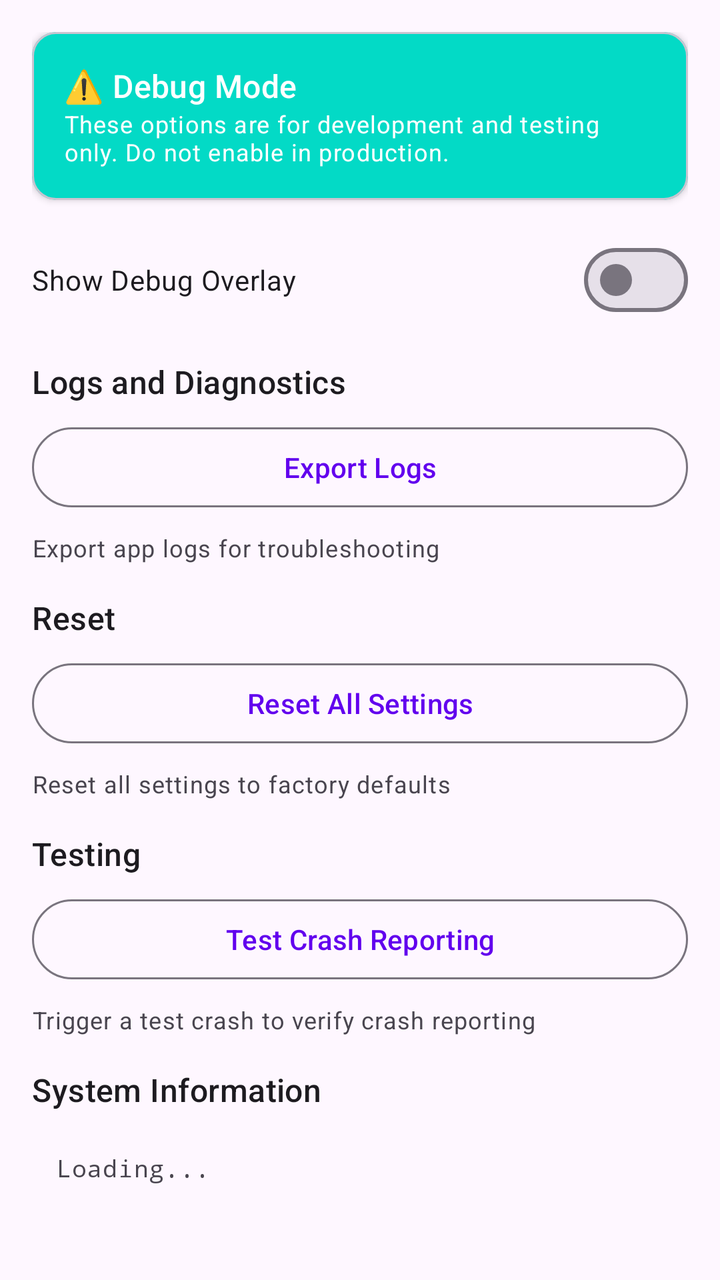
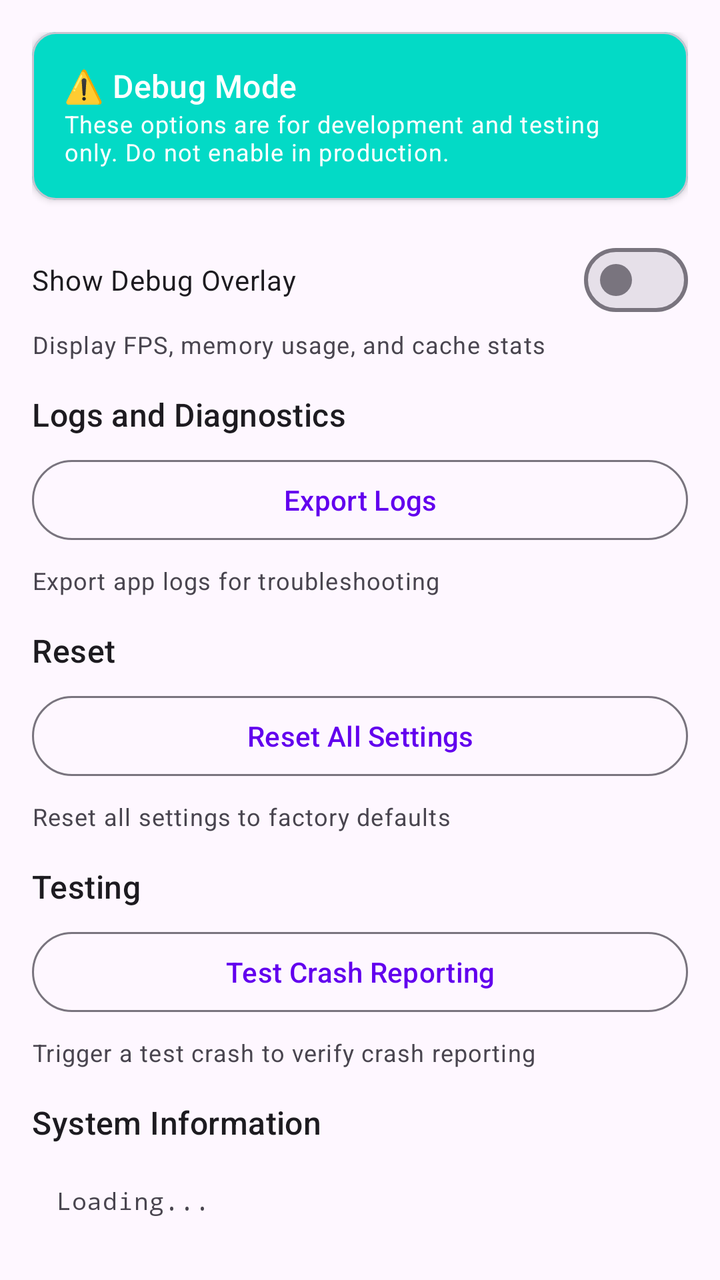

An Android layout rendered at two revisions. The XML below is the earlier revision; the diff shows what the commit changed to produce the second picture.
<!-- AndroidManifest.xml: activity theme Theme.AndroidScreensaver.Settings -->
<!-- res/layout/activity_debug_settings.xml -->
<?xml version="1.0" encoding="utf-8"?>
<androidx.core.widget.NestedScrollView xmlns:android="http://schemas.android.com/apk/res/android"
    xmlns:app="http://schemas.android.com/apk/res-auto"
    android:layout_width="match_parent"
    android:layout_height="match_parent"
    android:fitsSystemWindows="true">

    <LinearLayout
        android:layout_width="match_parent"
        android:layout_height="wrap_content"
        android:orientation="vertical"
        android:padding="16dp">

        
        <com.google.android.material.card.MaterialCardView
            android:layout_width="match_parent"
            android:layout_height="wrap_content"
            android:layout_marginBottom="16dp"
            app:cardElevation="2dp"
            app:cardBackgroundColor="@color/secondary">

            <LinearLayout
                android:layout_width="match_parent"
                android:layout_height="wrap_content"
                android:orientation="vertical"
                android:padding="16dp">

                <TextView
                    android:layout_width="wrap_content"
                    android:layout_height="wrap_content"
                    android:text="⚠️ Debug Mode"
                    android:textAppearance="?attr/textAppearanceTitleMedium"
                    android:textColor="@color/on_primary" />

                <TextView
                    android:layout_width="wrap_content"
                    android:layout_height="wrap_content"
                    android:text="These options are for development and testing only. Do not enable in production."
                    android:textAppearance="?attr/textAppearanceBodySmall"
                    android:textColor="@color/on_primary" />

            </LinearLayout>

        </com.google.android.material.card.MaterialCardView>

        
        <com.google.android.material.materialswitch.MaterialSwitch
            android:id="@+id/switch_debug_overlay"
            android:layout_width="match_parent"
            android:layout_height="wrap_content"
            android:text="Show Debug Overlay"
            app:summary="Display FPS, memory usage, and cache stats"
            android:layout_marginBottom="16dp" />

        
        <TextView
            android:layout_width="wrap_content"
            android:layout_height="wrap_content"
            android:text="Logs and Diagnostics"
            android:textAppearance="?attr/textAppearanceTitleMedium"
            android:layout_marginBottom="8dp" />

        <com.google.android.material.button.MaterialButton
            android:id="@+id/btn_export_logs"
            android:layout_width="match_parent"
            android:layout_height="wrap_content"
            android:text="Export Logs"
            android:layout_marginBottom="8dp"
            style="@style/Widget.Material3.Button.OutlinedButton" />

        <TextView
            android:layout_width="wrap_content"
            android:layout_height="wrap_content"
            android:text="Export app logs for troubleshooting"
            android:textAppearance="?attr/textAppearanceBodySmall"
            android:textColor="?android:attr/textColorSecondary"
            android:layout_marginBottom="16dp" />

        
        <TextView
            android:layout_width="wrap_content"
            android:layout_height="wrap_content"
            android:text="Reset"
            android:textAppearance="?attr/textAppearanceTitleMedium"
            android:layout_marginBottom="8dp" />

        <com.google.android.material.button.MaterialButton
            android:id="@+id/btn_reset_settings"
            android:layout_width="match_parent"
            android:layout_height="wrap_content"
            android:text="Reset All Settings"
            android:layout_marginBottom="8dp"
            style="@style/Widget.Material3.Button.OutlinedButton" />

        <TextView
            android:layout_width="wrap_content"
            android:layout_height="wrap_content"
            android:text="Reset all settings to factory defaults"
            android:textAppearance="?attr/textAppearanceBodySmall"
            android:textColor="?android:attr/textColorSecondary"
            android:layout_marginBottom="16dp" />

        
        <TextView
            android:layout_width="wrap_content"
            android:layout_height="wrap_content"
            android:text="Testing"
            android:textAppearance="?attr/textAppearanceTitleMedium"
            android:layout_marginBottom="8dp" />

        <com.google.android.material.button.MaterialButton
            android:id="@+id/btn_test_crash"
            android:layout_width="match_parent"
            android:layout_height="wrap_content"
            android:text="Test Crash Reporting"
            android:layout_marginBottom="8dp"
            style="@style/Widget.Material3.Button.OutlinedButton" />

        <TextView
            android:layout_width="wrap_content"
            android:layout_height="wrap_content"
            android:text="Trigger a test crash to verify crash reporting"
            android:textAppearance="?attr/textAppearanceBodySmall"
            android:textColor="?android:attr/textColorSecondary"
            android:layout_marginBottom="16dp" />

        
        <TextView
            android:layout_width="wrap_content"
            android:layout_height="wrap_content"
            android:text="System Information"
            android:textAppearance="?attr/textAppearanceTitleMedium"
            android:layout_marginBottom="8dp" />

        <LinearLayout
            android:layout_width="match_parent"
            android:layout_height="wrap_content"
            android:orientation="vertical"
            android:padding="12dp">

            <TextView
                android:id="@+id/tv_system_info"
                android:layout_width="wrap_content"
                android:layout_height="wrap_content"
                android:text="Loading..."
                android:textAppearance="?attr/textAppearanceBodySmall"
                android:fontFamily="monospace" />

        </LinearLayout>

    </LinearLayout>

</androidx.core.widget.NestedScrollView>
<!-- resources referenced by this layout -->
<resources>
  <color name="on_primary">#FFFFFF</color>
  <color name="secondary">#03DAC6</color>
  <style name="Theme.AndroidScreensaver.Settings" parent="Theme.Material3.Light">
          <item name="colorPrimary">@color/primary</item>
          <item name="colorPrimaryVariant">@color/primary_dark</item>
          <item name="android:statusBarColor">@color/primary_dark</item>
      </style>
  <color name="primary">#6200EE</color>
  <color name="primary_dark">#3700B3</color>
</resources>

<!-- the commit's change to res/layout/activity_debug_settings.xml (unified diff, before → after) -->
@@ -48,8 +48,14 @@
             android:id="@+id/switch_debug_overlay"
             android:layout_width="match_parent"
             android:layout_height="wrap_content"
-            android:text="Show Debug Overlay"
-            app:summary="Display FPS, memory usage, and cache stats"
+            android:text="Show Debug Overlay" />
+
+        <TextView
+            android:layout_width="wrap_content"
+            android:layout_height="wrap_content"
+            android:text="Display FPS, memory usage, and cache stats"
+            android:textAppearance="?attr/textAppearanceBodySmall"
+            android:textColor="?android:attr/textColorSecondary"
             android:layout_marginBottom="16dp" />
 
         
@@ -65,6 +71,7 @@
             android:layout_width="match_parent"
             android:layout_height="wrap_content"
             android:text="Export Logs"
+            android:filterTouchesWhenObscured="true"
             android:layout_marginBottom="8dp"
             style="@style/Widget.Material3.Button.OutlinedButton" />
 
@@ -89,6 +96,7 @@
             android:layout_width="match_parent"
             android:layout_height="wrap_content"
             android:text="Reset All Settings"
+            android:filterTouchesWhenObscured="true"
             android:layout_marginBottom="8dp"
             style="@style/Widget.Material3.Button.OutlinedButton" />
 
@@ -113,6 +121,7 @@
             android:layout_width="match_parent"
             android:layout_height="wrap_content"
             android:text="Test Crash Reporting"
+            android:filterTouchesWhenObscured="true"
             android:layout_marginBottom="8dp"
             style="@style/Widget.Material3.Button.OutlinedButton" />
 
